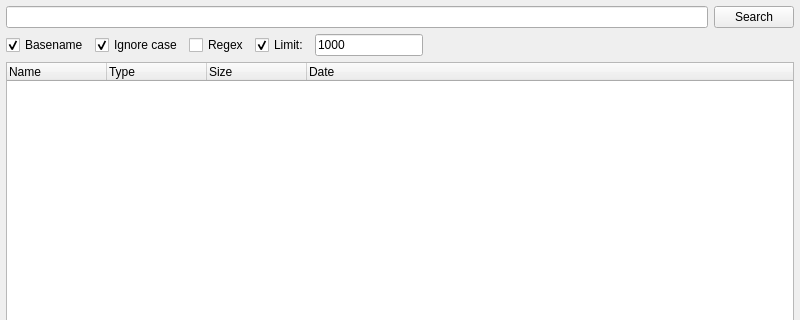
First picture: the form in mainwindow.ui, repository oWeRQ/qlocate, before the edit; both pictures show x 0 to 800 and y 0 to 320 of the 800 by 800 pixel window.
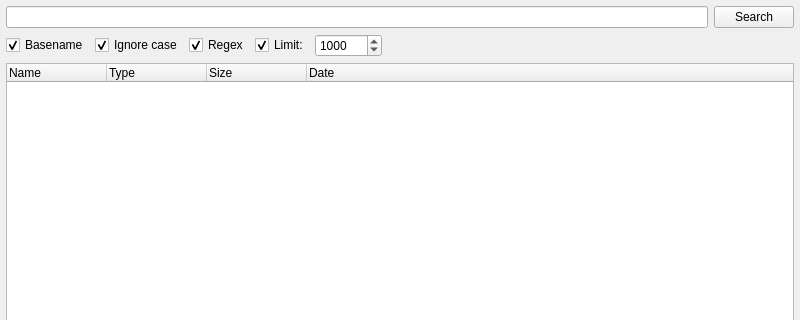
Second picture: the form after the edit.

Commit message: background loading file info

What changed in the file:
```diff
--- a/mainwindow.ui
+++ b/mainwindow.ui
@@ -36,6 +36,12 @@
       <property name="allColumnsShowFocus">
        <bool>true</bool>
       </property>
+      <property name="wordWrap">
+       <bool>true</bool>
+      </property>
+      <property name="expandsOnDoubleClick">
+       <bool>false</bool>
+      </property>
       <property name="columnCount">
        <number>4</number>
       </property>
@@ -114,6 +120,9 @@
         <property name="text">
          <string>Regex</string>
         </property>
+        <property name="checked">
+         <bool>true</bool>
+        </property>
        </widget>
       </item>
       <item row="1" column="4">
@@ -127,18 +136,15 @@
        </widget>
       </item>
       <item row="1" column="5">
-       <widget class="QLineEdit" name="lineEdit_limit">
-        <property name="enabled">
-         <bool>true</bool>
+       <widget class="QSpinBox" name="spinBox_limit">
+        <property name="maximum">
+         <number>999999</number>
         </property>
-        <property name="sizePolicy">
-         <sizepolicy hsizetype="Minimum" vsizetype="Fixed">
-          <horstretch>0</horstretch>
-          <verstretch>0</verstretch>
-         </sizepolicy>
+        <property name="singleStep">
+         <number>100</number>
         </property>
-        <property name="text">
-         <string>1000</string>
+        <property name="value">
+         <number>1000</number>
         </property>
        </widget>
       </item>
```
Left out of the diff: 7 changed lines with no effect on the pictures. The commit also changes 2 other files.
